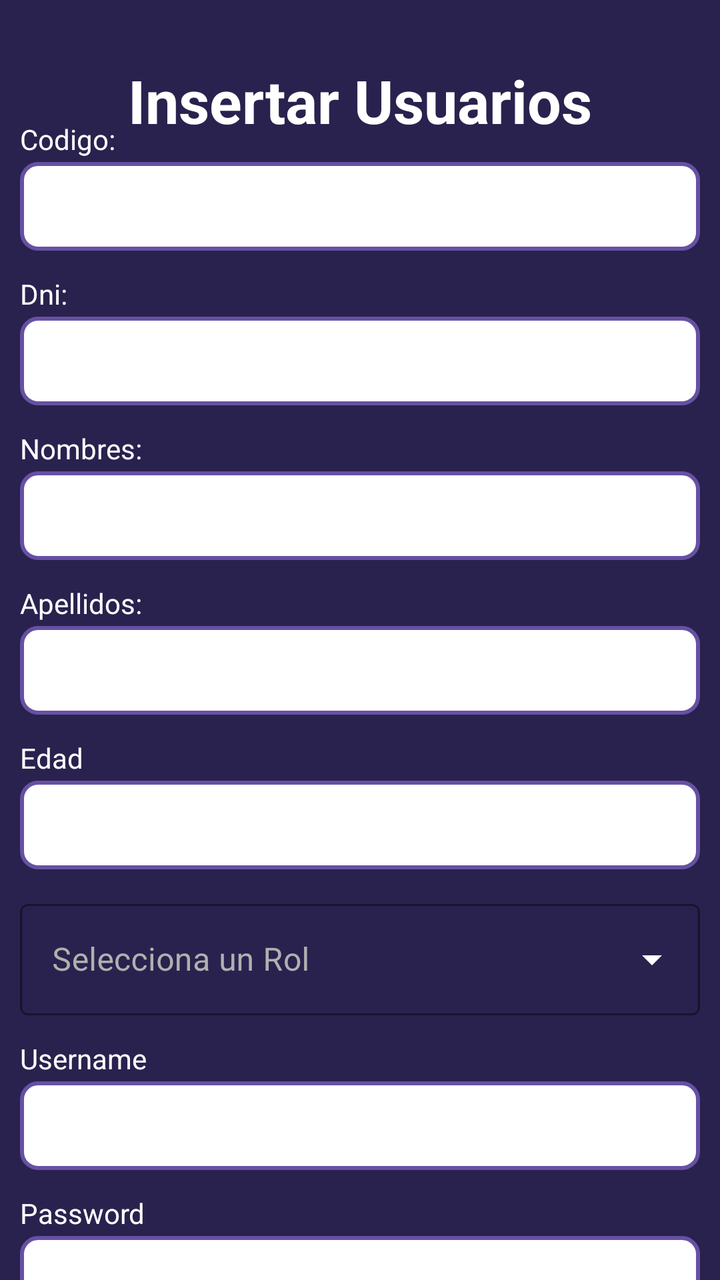
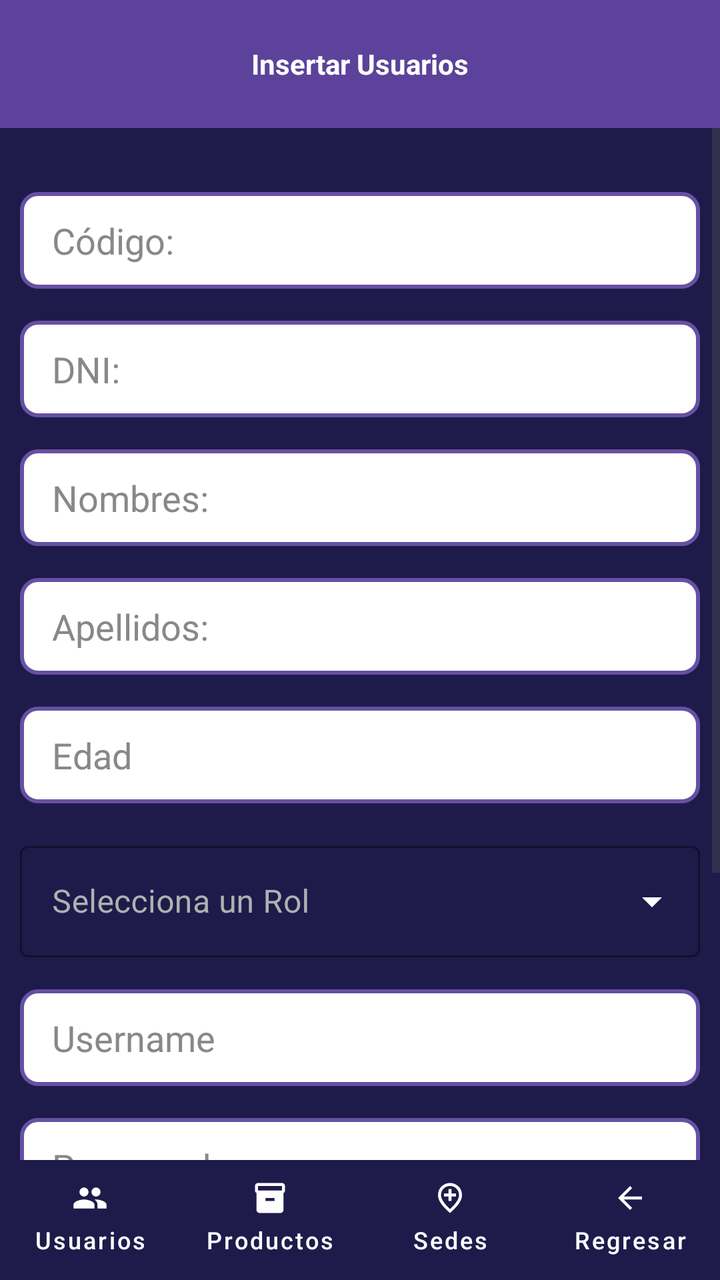

Before-and-after screenshots of an Android layout around one commit, followed by the original layout XML and the change that was made.
<!-- AndroidManifest.xml: application theme Theme.AlcamenProyectoFinal -->
<!-- res/layout/activity_frm_insertar_usuarios.xml -->
<?xml version="1.0" encoding="utf-8"?>
<androidx.constraintlayout.widget.ConstraintLayout xmlns:android="http://schemas.android.com/apk/res/android"
    xmlns:app="http://schemas.android.com/apk/res-auto"
    xmlns:tools="http://schemas.android.com/tools"
    android:id="@+id/main"
    android:background="#29224E" android:layout_width="match_parent"
    android:layout_height="match_parent"
    tools:context=".Vista.frmInsertarUsuarios">

    <TextView
        android:id="@+id/tvTituloInsertarUsuarios"
        android:layout_width="wrap_content"
        android:layout_height="wrap_content"
        android:layout_marginTop="30dp"
        android:text="Insertar Usuarios"
        android:textColor="#FFFFFF"
        android:textSize="30sp"
        android:textStyle="bold"
        app:layout_constraintEnd_toEndOf="parent"
        app:layout_constraintStart_toStartOf="parent"
        app:layout_constraintTop_toTopOf="parent" />

    <LinearLayout
        android:layout_width="340dp"
        android:layout_height="wrap_content"
        android:orientation="vertical"
        app:layout_constraintBottom_toBottomOf="parent"
        app:layout_constraintEnd_toEndOf="parent"
        app:layout_constraintStart_toStartOf="parent"
        app:layout_constraintTop_toBottomOf="@+id/tvTituloInsertarUsuarios"
        app:layout_constraintVertical_bias="0.15">

        <TextView
            android:id="@+id/textView10"
            android:layout_width="match_parent"
            android:layout_height="wrap_content"
            android:text="Codigo:"
            android:textColor="#FFFFFF"
            android:textSize="14sp"
            android:layout_marginBottom="2dp" />

        <EditText
            android:id="@+id/txtCodigoUsuario"
            android:layout_width="match_parent"
            android:layout_height="wrap_content"
            android:ems="10"
            android:inputType="text"
            android:background="@drawable/input_border"
            android:padding="10dp"
            android:textColor="#000000"
            android:layout_marginBottom="12dp" />

        <TextView
            android:id="@+id/textView32"
            android:layout_width="match_parent"
            android:layout_height="wrap_content"
            android:text="Dni:"
            android:textColor="#FFFFFF"
            android:textSize="14sp"
            android:layout_marginBottom="2dp" />

        <EditText
            android:id="@+id/txtDni"
            android:layout_width="match_parent"
            android:layout_height="wrap_content"
            android:ems="10"
            android:inputType="number"
            android:background="@drawable/input_border"
            android:padding="10dp"
            android:textColor="#000000"
            android:layout_marginBottom="12dp" />

        <TextView
            android:id="@+id/textView11"
            android:layout_width="match_parent"
            android:layout_height="wrap_content"
            android:text="Nombres:"
            android:textColor="#FFFFFF"
            android:textSize="14sp"
            android:layout_marginBottom="2dp" />

        <EditText
            android:id="@+id/txtNombres"
            android:layout_width="match_parent"
            android:layout_height="wrap_content"
            android:ems="10"
            android:inputType="text"
            android:background="@drawable/input_border"
            android:padding="10dp"
            android:textColor="#000000"
            android:layout_marginBottom="12dp" />

        <TextView
            android:id="@+id/textView12"
            android:layout_width="match_parent"
            android:layout_height="wrap_content"
            android:text="Apellidos:"
            android:textColor="#FFFFFF"
            android:textSize="14sp"
            android:layout_marginBottom="2dp" />

        <EditText
            android:id="@+id/txtApellidos"
            android:layout_width="match_parent"
            android:layout_height="wrap_content"
            android:ems="10"
            android:inputType="text"
            android:background="@drawable/input_border"
            android:padding="10dp"
            android:textColor="#000000"
            android:layout_marginBottom="12dp" />

        <TextView
            android:id="@+id/textView34"
            android:layout_width="match_parent"
            android:layout_height="wrap_content"
            android:text="Edad"
            android:textColor="#FFFFFF"
            android:textSize="14sp"
            android:layout_marginBottom="2dp" />

        <EditText
            android:id="@+id/txtEdad"
            android:layout_width="match_parent"
            android:layout_height="wrap_content"
            android:ems="10"
            android:inputType="number"
            android:background="@drawable/input_border"
            android:padding="10dp"
            android:textColor="#000000"
            android:layout_marginBottom="12dp" />

        <com.google.android.material.textfield.TextInputLayout
            android:id="@+id/txtRolMod"
            style="@style/Widget.MaterialComponents.TextInputLayout.OutlinedBox.ExposedDropdownMenu"
            android:layout_width="match_parent"
            android:layout_height="wrap_content"
            android:layout_marginBottom="12dp"
            android:hint="Selecciona un Rol"
            app:hintTextColor="#FFFFFF"
            android:textColorHint="#B0B0B0"
            app:boxStrokeColor="#FFFFFF"
            app:endIconTint="#FFFFFF">

            <AutoCompleteTextView
                android:id="@+id/txtrol"
                android:layout_width="match_parent"
                android:layout_height="wrap_content"
                android:editable="false"
                android:inputType="none"
                android:textColor="#FFFFFF" />
        </com.google.android.material.textfield.TextInputLayout>

        <TextView
            android:id="@+id/textView36"
            android:layout_width="match_parent"
            android:layout_height="wrap_content"
            android:text="Username"
            android:textColor="#FFFFFF"
            android:textSize="14sp"
            android:layout_marginBottom="2dp" />

        <EditText
            android:id="@+id/txtUsername"
            android:layout_width="match_parent"
            android:layout_height="wrap_content"
            android:ems="10"
            android:inputType="text"
            android:background="@drawable/input_border"
            android:padding="10dp"
            android:textColor="#000000"
            android:layout_marginBottom="12dp" />

        <TextView
            android:id="@+id/textView37"
            android:layout_width="match_parent"
            android:layout_height="wrap_content"
            android:text="Password"
            android:textColor="#FFFFFF"
            android:textSize="14sp"
            android:layout_marginBottom="2dp" />

        <EditText
            android:id="@+id/txtPassword"
            android:layout_width="match_parent"
            android:layout_height="wrap_content"
            android:ems="10"
            android:inputType="text"
            android:background="@drawable/input_border"
            android:padding="10dp"
            android:textColor="#000000"
            android:layout_marginBottom="20dp" />

        <Button
            android:id="@+id/button27"
            android:layout_width="match_parent"
            android:layout_height="wrap_content"
            android:onClick="btnInsertarUsuario"
            android:text="Insertar Usuario"
            android:layout_marginBottom="8dp" />

        <Button
            android:id="@+id/button28"
            android:layout_width="match_parent"
            android:layout_height="wrap_content"
            android:onClick="btnRegresar"
            android:text="Regresar" />
    </LinearLayout>

</androidx.constraintlayout.widget.ConstraintLayout>
<!-- resources referenced by this layout -->
<resources>
  <!-- drawable input_border (drawable) -->
  <?xml version="1.0" encoding="utf-8"?>
  <shape xmlns:android="http://schemas.android.com/apk/res/android"
      android:shape="rectangle">
  
      <solid android:color="#FFFFFF" />
  
      <stroke
          android:width="2dp"
          android:color="#6750A4" />
  
      <corners android:radius="8dp" />
  
  </shape>
  <style name="Theme.AlcamenProyectoFinal" parent="Base.Theme.AlcamenProyectoFinal" />
  <style name="Base.Theme.AlcamenProyectoFinal" parent="Theme.Material3.DayNight.NoActionBar">
          
          
      </style>
</resources>

<!-- the commit's change to res/layout/activity_frm_insertar_usuarios.xml (unified diff, before → after) -->
@@ -1,210 +1,279 @@
 <?xml version="1.0" encoding="utf-8"?>
-<androidx.constraintlayout.widget.ConstraintLayout xmlns:android="http://schemas.android.com/apk/res/android"
+<RelativeLayout xmlns:android="http://schemas.android.com/apk/res/android"
     xmlns:app="http://schemas.android.com/apk/res-auto"
-    xmlns:tools="http://schemas.android.com/tools"
+    android:layout_width="match_parent"
+    android:layout_height="match_parent"
     android:id="@+id/main"
-    android:background="#29224E" android:layout_width="match_parent"
-    android:layout_height="match_parent"
-    tools:context=".Vista.frmInsertarUsuarios">
-
-    <TextView
-        android:id="@+id/tvTituloInsertarUsuarios"
-        android:layout_width="wrap_content"
-        android:layout_height="wrap_content"
-        android:layout_marginTop="30dp"
-        android:text="Insertar Usuarios"
-        android:textColor="#FFFFFF"
-        android:textSize="30sp"
-        android:textStyle="bold"
-        app:layout_constraintEnd_toEndOf="parent"
-        app:layout_constraintStart_toStartOf="parent"
-        app:layout_constraintTop_toTopOf="parent" />
+    android:background="#1E1B4B">
+
+    
+    <com.google.android.material.appbar.MaterialToolbar
+        android:id="@+id/headerInsertarUsuarios"
+        android:layout_width="match_parent"
+        android:layout_height="?attr/actionBarSize"
+        android:layout_alignParentTop="true"
+        android:background="#5C429B"
+        app:title="Insertar Usuarios"
+        app:titleCentered="true"
+        app:titleTextAppearance="@style/ToolbarTitleStyle"
+        app:titleTextColor="@android:color/white" />
+
+    
+    <ScrollView
+        android:layout_width="match_parent"
+        android:layout_height="match_parent"
+        android:layout_below="@id/headerInsertarUsuarios"
+        android:layout_above="@id/footerInsertarUsuarios"
+        android:fillViewport="true">
+
+        <LinearLayout
+            android:layout_width="340dp"
+            android:layout_height="wrap_content"
+            android:orientation="vertical"
+            android:layout_gravity="center_horizontal"
+            android:paddingTop="32dp"
+            android:paddingBottom="40dp"
+            app:layout_constraintBottom_toBottomOf="parent"
+            app:layout_constraintEnd_toEndOf="parent"
+            app:layout_constraintStart_toStartOf="parent"
+            app:layout_constraintTop_toBottomOf="@+id/tvTituloInsertarUsuarios"
+            app:layout_constraintVertical_bias="0.15">
+
+            <EditText
+                android:id="@+id/txtCodigoUsuario"
+                android:layout_width="match_parent"
+                android:layout_height="wrap_content"
+                android:ems="10"
+                android:hint="Código:"
+                android:textColorHint="#888888"
+                android:inputType="text"
+                android:background="@drawable/input_border"
+                android:paddingTop="12dp"
+                android:paddingBottom="12dp"
+                android:paddingStart="16dp"
+                android:paddingEnd="10dp"
+                android:paddingLeft="16dp"
+                android:paddingRight="10dp"
+                android:textColor="#000000"
+                android:layout_marginBottom="16dp" />
+
+            <EditText
+                android:id="@+id/txtDni"
+                android:layout_width="match_parent"
+                android:layout_height="wrap_content"
+                android:ems="10"
+                android:hint="DNI:"
+                android:textColorHint="#888888"
+                android:inputType="number"
+                android:background="@drawable/input_border"
+                android:paddingTop="12dp"
+                android:paddingBottom="12dp"
+                android:paddingStart="16dp"
+                android:paddingEnd="10dp"
+                android:paddingLeft="16dp"
+                android:paddingRight="10dp"
+                android:textColor="#000000"
+                android:layout_marginBottom="16dp" />
+
+            <EditText
+                android:id="@+id/txtNombres"
+                android:layout_width="match_parent"
+                android:layout_height="wrap_content"
+                android:ems="10"
+                android:hint="Nombres:"
+                android:textColorHint="#888888"
+                android:inputType="text"
+                android:background="@drawable/input_border"
+                android:paddingTop="12dp"
+                android:paddingBottom="12dp"
+                android:paddingStart="16dp"
+                android:paddingEnd="10dp"
+                android:paddingLeft="16dp"
+                android:paddingRight="10dp"
+                android:textColor="#000000"
+                android:layout_marginBottom="16dp" />
+
+            <EditText
+                android:id="@+id/txtApellidos"
+                android:layout_width="match_parent"
+                android:layout_height="wrap_content"
+                android:ems="10"
+                android:hint="Apellidos:"
+                android:textColorHint="#888888"
+                android:inputType="text"
+                android:background="@drawable/input_border"
+                android:paddingTop="12dp"
+                android:paddingBottom="12dp"
+                android:paddingStart="16dp"
+                android:paddingEnd="10dp"
+                android:paddingLeft="16dp"
+                android:paddingRight="10dp"
+                android:textColor="#000000"
+                android:layout_marginBottom="16dp" />
+
+            <EditText
+                android:id="@+id/txtEdad"
+                android:layout_width="match_parent"
+                android:layout_height="wrap_content"
+                android:ems="10"
+                android:hint="Edad"
+                android:textColorHint="#888888"
+                android:inputType="number"
+                android:background="@drawable/input_border"
+                android:paddingTop="12dp"
+                android:paddingBottom="12dp"
+                android:paddingStart="16dp"
+                android:paddingEnd="10dp"
+                android:paddingLeft="16dp"
+                android:paddingRight="10dp"
+                android:textColor="#000000"
+                android:layout_marginBottom="16dp" />
+
+            <com.google.android.material.textfield.TextInputLayout
+                android:id="@+id/txtRolMod"
+                style="@style/Widget.MaterialComponents.TextInputLayout.OutlinedBox.ExposedDropdownMenu"
+                android:layout_width="match_parent"
+                android:layout_height="wrap_content"
+                android:layout_marginBottom="16dp"
+                android:hint="Selecciona un Rol"
+                app:hintTextColor="#FFFFFF"
+                android:textColorHint="#B0B0B0"
+                app:boxStrokeColor="#FFFFFF"
+                app:endIconTint="#FFFFFF">
+
+                <AutoCompleteTextView
+                    android:id="@+id/txtrol"
+                    android:layout_width="match_parent"
+                    android:layout_height="wrap_content"
+                    android:editable="false"
+                    android:inputType="none"
+                    android:paddingStart="16dp"
+                    android:paddingLeft="16dp"
+                    android:textColor="#FFFFFF" />
+            </com.google.android.material.textfield.TextInputLayout>
+
+            <EditText
+                android:id="@+id/txtUsername"
+                android:layout_width="match_parent"
+                android:layout_height="wrap_content"
+                android:ems="10"
+                android:hint="Username"
+                android:textColorHint="#888888"
+                android:inputType="text"
+                android:background="@drawable/input_border"
+                android:paddingTop="12dp"
+                android:paddingBottom="12dp"
+                android:paddingStart="16dp"
+                android:paddingEnd="10dp"
+                android:paddingLeft="16dp"
+                android:paddingRight="10dp"
+                android:textColor="#000000"
+                android:layout_marginBottom="16dp" />
+
+            <EditText
+                android:id="@+id/txtPassword"
+                android:layout_width="match_parent"
+                android:layout_height="wrap_content"
+                android:ems="10"
+                android:hint="Password"
+                android:textColorHint="#888888"
+                android:inputType="textPassword"
+                android:background="@drawable/input_border"
+                android:paddingTop="12dp"
+                android:paddingBottom="12dp"
+                android:paddingStart="16dp"
+                android:paddingEnd="10dp"
+                android:paddingLeft="16dp"
+                android:paddingRight="10dp"
+                android:textColor="#000000"
+                android:layout_marginBottom="24dp" />
+
+            <Button
+                android:id="@+id/button27"
+                android:layout_width="match_parent"
+                android:layout_height="wrap_content"
+                android:onClick="btnInsertarUsuario"
+                android:text="Insertar Usuario"
+                android:layout_marginBottom="12dp" />
+
+            <Button
+                android:id="@+id/button28"
+                android:layout_width="match_parent"
+                android:layout_height="wrap_content"
+                android:onClick="btnRegresar"
+                android:text="Regresar" />
+        </LinearLayout>
+    </ScrollView>
 
     <LinearLayout
-        android:layout_width="340dp"
-        android:layout_height="wrap_content"
-        android:orientation="vertical"
-        app:layout_constraintBottom_toBottomOf="parent"
-        app:layout_constraintEnd_toEndOf="parent"
-        app:layout_constraintStart_toStartOf="parent"
-        app:layout_constraintTop_toBottomOf="@+id/tvTituloInsertarUsuarios"
-        app:layout_constraintVertical_bias="0.15">
-
-        <TextView
-            android:id="@+id/textView10"
-            android:layout_width="match_parent"
-            android:layout_height="wrap_content"
-            android:text="Codigo:"
-            android:textColor="#FFFFFF"
-            android:textSize="14sp"
-            android:layout_marginBottom="2dp" />
-
-        <EditText
-            android:id="@+id/txtCodigoUsuario"
-            android:layout_width="match_parent"
-            android:layout_height="wrap_content"
-            android:ems="10"
-            android:inputType="text"
-            android:background="@drawable/input_border"
-            android:padding="10dp"
-            android:textColor="#000000"
-            android:layout_marginBottom="12dp" />
-
-        <TextView
-            android:id="@+id/textView32"
-            android:layout_width="match_parent"
-            android:layout_height="wrap_content"
-            android:text="Dni:"
-            android:textColor="#FFFFFF"
-            android:textSize="14sp"
-            android:layout_marginBottom="2dp" />
-
-        <EditText
-            android:id="@+id/txtDni"
-            android:layout_width="match_parent"
-            android:layout_height="wrap_content"
-            android:ems="10"
-            android:inputType="number"
-            android:background="@drawable/input_border"
-            android:padding="10dp"
-            android:textColor="#000000"
-            android:layout_marginBottom="12dp" />
-
-        <TextView
-            android:id="@+id/textView11"
-            android:layout_width="match_parent"
-            android:layout_height="wrap_content"
-            android:text="Nombres:"
-            android:textColor="#FFFFFF"
-            android:textSize="14sp"
-            android:layout_marginBottom="2dp" />
-
-        <EditText
-            android:id="@+id/txtNombres"
-            android:layout_width="match_parent"
-            android:layout_height="wrap_content"
-            android:ems="10"
-            android:inputType="text"
-            android:background="@drawable/input_border"
-            android:padding="10dp"
-            android:textColor="#000000"
-            android:layout_marginBottom="12dp" />
-
-        <TextView
-            android:id="@+id/textView12"
-            android:layout_width="match_parent"
-            android:layout_height="wrap_content"
-            android:text="Apellidos:"
-            android:textColor="#FFFFFF"
-            android:textSize="14sp"
-            android:layout_marginBottom="2dp" />
-
-        <EditText
-            android:id="@+id/txtApellidos"
-            android:layout_width="match_parent"
-            android:layout_height="wrap_content"
-            android:ems="10"
-            android:inputType="text"
-            android:background="@drawable/input_border"
-            android:padding="10dp"
-            android:textColor="#000000"
-            android:layout_marginBottom="12dp" />
-
-        <TextView
-            android:id="@+id/textView34"
-            android:layout_width="match_parent"
-            android:layout_height="wrap_content"
-            android:text="Edad"
-            android:textColor="#FFFFFF"
-            android:textSize="14sp"
-            android:layout_marginBottom="2dp" />
-
-        <EditText
-            android:id="@+id/txtEdad"
-            android:layout_width="match_parent"
-            android:layout_height="wrap_content"
-            android:ems="10"
-            android:inputType="number"
-            android:background="@drawable/input_border"
-            android:padding="10dp"
-            android:textColor="#000000"
-            android:layout_marginBottom="12dp" />
-
-        <com.google.android.material.textfield.TextInputLayout
-            android:id="@+id/txtRolMod"
-            style="@style/Widget.MaterialComponents.TextInputLayout.OutlinedBox.ExposedDropdownMenu"
-            android:layout_width="match_parent"
-            android:layout_height="wrap_content"
-            android:layout_marginBottom="12dp"
-            android:hint="Selecciona un Rol"
-            app:hintTextColor="#FFFFFF"
-            android:textColorHint="#B0B0B0"
-            app:boxStrokeColor="#FFFFFF"
-            app:endIconTint="#FFFFFF">
-
-            <AutoCompleteTextView
-                android:id="@+id/txtrol"
-                android:layout_width="match_parent"
-                android:layout_height="wrap_content"
-                android:editable="false"
-                android:inputType="none"
-                android:textColor="#FFFFFF" />
-        </com.google.android.material.textfield.TextInputLayout>
-
-        <TextView
-            android:id="@+id/textView36"
-            android:layout_width="match_parent"
-            android:layout_height="wrap_content"
-            android:text="Username"
-            android:textColor="#FFFFFF"
-            android:textSize="14sp"
-            android:layout_marginBottom="2dp" />
-
-        <EditText
-            android:id="@+id/txtUsername"
-            android:layout_width="match_parent"
-            android:layout_height="wrap_content"
-            android:ems="10"
-            android:inputType="text"
-            android:background="@drawable/input_border"
-            android:padding="10dp"
-            android:textColor="#000000"
-            android:layout_marginBottom="12dp" />
-
-        <TextView
-            android:id="@+id/textView37"
-            android:layout_width="match_parent"
-            android:layout_height="wrap_content"
-            android:text="Password"
-            android:textColor="#FFFFFF"
-            android:textSize="14sp"
-            android:layout_marginBottom="2dp" />
-
-        <EditText
-            android:id="@+id/txtPassword"
-            android:layout_width="match_parent"
-            android:layout_height="wrap_content"
-            android:ems="10"
-            android:inputType="text"
-            android:background="@drawable/input_border"
-            android:padding="10dp"
-            android:textColor="#000000"
-            android:layout_marginBottom="20dp" />
-
-        <Button
-            android:id="@+id/button27"
-            android:layout_width="match_parent"
-            android:layout_height="wrap_content"
-            android:onClick="btnInsertarUsuario"
-            android:text="Insertar Usuario"
-            android:layout_marginBottom="8dp" />
-
-        <Button
-            android:id="@+id/button28"
-            android:layout_width="match_parent"
-            android:layout_height="wrap_content"
-            android:onClick="btnRegresar"
-            android:text="Regresar" />
+        android:id="@+id/footerInsertarUsuarios"
+        android:layout_width="match_parent"
+        android:layout_height="60dp"
+        android:layout_alignParentBottom="true"
+        android:background="#1E1B4B"
+        android:gravity="center_vertical"
+        android:orientation="horizontal">
+
+        <com.google.android.material.button.MaterialButton
+            android:id="@+id/btnUsuarios"
+            style="@style/Widget.MaterialComponents.Button.TextButton"
+            android:layout_width="0dp"
+            android:layout_height="match_parent"
+            android:layout_weight="1"
+            android:text="Usuarios"
+            android:textColor="@android:color/white"
+            android:textSize="12sp"
+            app:icon="@drawable/ic_people"
+            app:iconGravity="top"
+            app:iconPadding="2dp"
+            app:iconTint="@android:color/white"
+            app:textAllCaps="false" />
+
+        <com.google.android.material.button.MaterialButton
+            android:id="@+id/btnProductos"
+            style="@style/Widget.MaterialComponents.Button.TextButton"
+            android:layout_width="0dp"
+            android:layout_height="match_parent"
+            android:layout_weight="1"
+            android:text="Productos"
+            android:textColor="@android:color/white"
+            android:textSize="12sp"
+            app:icon="@drawable/ic_inventory"
+            app:iconGravity="top"
+            app:iconPadding="2dp"
+            app:iconTint="@android:color/white"
+            app:textAllCaps="false" />
+
+        <com.google.android.material.button.MaterialButton
+            android:id="@+id/btnSedes"
+            style="@style/Widget.MaterialComponents.Button.TextButton"
+            android:layout_width="0dp"
+            android:layout_height="match_parent"
+            android:layout_weight="1"
+            android:text="Sedes"
+            android:textColor="@android:color/white"
+            android:textSize="12sp"
+            app:icon="@drawable/ic_location_city"
+            app:iconGravity="top"
+            app:iconPadding="2dp"
+            app:iconTint="@android:color/white"
+            app:textAllCaps="false" />
+
+        <com.google.android.material.button.MaterialButton
+            android:id="@+id/btnRegresar"
+            style="@style/Widget.MaterialComponents.Button.TextButton"
+            android:layout_width="0dp"
+            android:layout_height="match_parent"
+            android:layout_weight="1"
+            android:text="Regresar"
+            android:textColor="@android:color/white"
+            android:textSize="12sp"
+            app:icon="@drawable/ic_arrow_back"
+            app:iconGravity="top"
+            app:iconPadding="2dp"
+            app:iconTint="@android:color/white"
+            app:textAllCaps="false" />
+
     </LinearLayout>
 
-</androidx.constraintlayout.widget.ConstraintLayout>
+</RelativeLayout>
<!-- resource entries referenced after the edit -->
@@ -1,5 +1,29 @@
 <!-- resources referenced by this layout -->
 <resources>
+  <!-- drawable ic_arrow_back (drawable) -->
+  <vector xmlns:android="http://schemas.android.com/apk/res/android" android:autoMirrored="true" android:height="24dp" android:tint="#000000" android:viewportHeight="960" android:viewportWidth="960" android:width="24dp">
+        
+      <path android:fillColor="@android:color/white" android:pathData="M313,520L537,744L480,800L160,480L480,160L537,216L313,440L800,440L800,520L313,520Z"/>
+      
+  </vector>
+  <!-- drawable ic_inventory (drawable) -->
+  <vector xmlns:android="http://schemas.android.com/apk/res/android" android:height="24dp" android:tint="#000000" android:viewportHeight="24" android:viewportWidth="24" android:width="24dp">
+        
+      <path android:fillColor="@android:color/white" android:pathData="M20,2L4,2c-1,0 -2,0.9 -2,2v3.01c0,0.72 0.43,1.34 1,1.69L3,20c0,1.1 1.1,2 2,2h14c0.9,0 2,-0.9 2,-2L21,8.7c0.57,-0.35 1,-0.97 1,-1.69L22,4c0,-1.1 -1,-2 -2,-2zM15,14L9,14v-2h6v2zM20,7L4,7L4,4l16,-0.02L20,7z"/>
+      
+  </vector>
+  <!-- drawable ic_location_city (drawable) -->
+  <vector xmlns:android="http://schemas.android.com/apk/res/android" android:height="24dp" android:tint="#000000" android:viewportHeight="960" android:viewportWidth="960" android:width="24dp">
+        
+      <path android:fillColor="@android:color/white" android:pathData="M440,560L520,560L520,440L640,440L640,360L520,360L520,240L440,240L440,360L320,360L320,440L440,440L440,560ZM480,774Q602,662 661,570.5Q720,479 720,408Q720,299 650.5,229.5Q581,160 480,160Q379,160 309.5,229.5Q240,299 240,408Q240,479 299,570.5Q358,662 480,774ZM480,880Q319,743 239.5,625.5Q160,508 160,408Q160,258 256.5,169Q353,80 480,80Q607,80 703.5,169Q800,258 800,408Q800,508 720.5,625.5Q641,743 480,880ZM480,400Q480,400 480,400Q480,400 480,400Q480,400 480,400Q480,400 480,400Q480,400 480,400Q480,400 480,400Q480,400 480,400Q480,400 480,400Z"/>
+      
+  </vector>
+  <!-- drawable ic_people (drawable) -->
+  <vector xmlns:android="http://schemas.android.com/apk/res/android" android:height="24dp" android:tint="#000000" android:viewportHeight="24" android:viewportWidth="24" android:width="24dp">
+        
+      <path android:fillColor="@android:color/white" android:pathData="M16,11c1.66,0 2.99,-1.34 2.99,-3S17.66,5 16,5c-1.66,0 -3,1.34 -3,3s1.34,3 3,3zM8,11c1.66,0 2.99,-1.34 2.99,-3S9.66,5 8,5C6.34,5 5,6.34 5,8s1.34,3 3,3zM8,13c-2.33,0 -7,1.17 -7,3.5L1,19h14v-2.5c0,-2.33 -4.67,-3.5 -7,-3.5zM16,13c-0.29,0 -0.62,0.02 -0.97,0.05 1.16,0.84 1.97,1.97 1.97,3.45L17,19h6v-2.5c0,-2.33 -4.67,-3.5 -7,-3.5z"/>
+      
+  </vector>
   <!-- drawable input_border (drawable) -->
   <?xml version="1.0" encoding="utf-8"?>
   <shape xmlns:android="http://schemas.android.com/apk/res/android"
@@ -14,6 +38,10 @@
       <corners android:radius="8dp" />
   
   </shape>
+  <style name="ToolbarTitleStyle">
+          <item name="android:textStyle">bold</item>
+          <item name="android:fontFamily">sans-serif</item>
+      </style>
   <style name="Theme.AlcamenProyectoFinal" parent="Base.Theme.AlcamenProyectoFinal" />
   <style name="Base.Theme.AlcamenProyectoFinal" parent="Theme.Material3.DayNight.NoActionBar">
           
